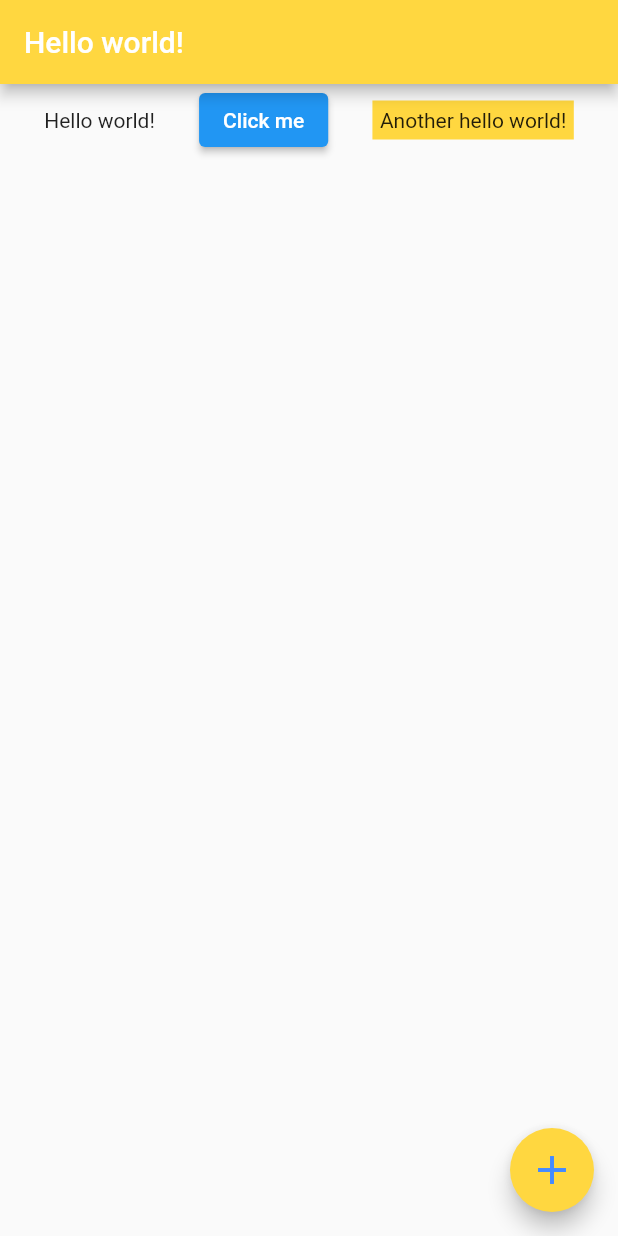
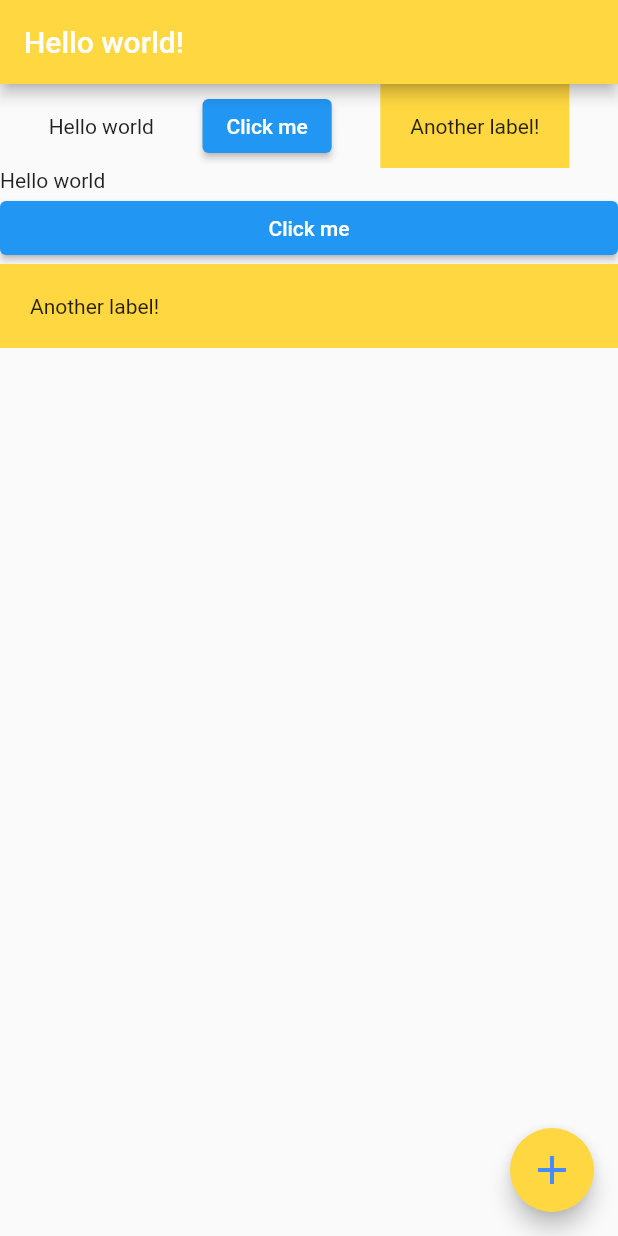
Before and after one commit to Ttiki/flutter_playground, a Flutter app: the screen it shows after launch, on a phone screen of 412 x 824 dp. Run offline on Flutter 3.47's test engine with Material 2 defaults, Android fonts, the phone set to English and light mode, and no system bars; missing offline and left inert: dart:ffi.

Commit message:
Eigth video. Columns (and row/columns practice).

```diff
--- a/lib/main.dart
+++ b/lib/main.dart
@@ -24,19 +24,29 @@ class Test extends StatelessWidget {
         //This attrbut forces child widgets of AppBar to be centered relative to their parent widget (here AppBar.)
         //centerTitle: true, //commented because I don't want my text to be centered
       ),
-      body: Row(
-        mainAxisAlignment: MainAxisAlignment.spaceEvenly,
-        crossAxisAlignment: CrossAxisAlignment.center,
-        children: [ //List of Wdigets -> this is a list
-          Text("Hello world!"),
-          ElevatedButton(
-              onPressed: (){},
-              child: Text("Click me"),
+      body: Column(
+        mainAxisAlignment: MainAxisAlignment.start,
+        crossAxisAlignment: CrossAxisAlignment.stretch,
+        children: [
+          Row(
+            mainAxisAlignment: MainAxisAlignment.spaceEvenly,
+            crossAxisAlignment: CrossAxisAlignment.center,
+            children: [
+              Text("Hello world"),
+              ElevatedButton(onPressed: (){}, child: Text("Click me")),
+              Container(
+                padding: EdgeInsets.all(20),
+                color: Colors.amberAccent,
+                child: Text("Another label!"),
+              ),
+            ],
           ),
+          Text("Hello world"),
+          ElevatedButton(onPressed: (){}, child: Text("Click me")),
           Container(
+            padding: EdgeInsets.all(20),
             color: Colors.amberAccent,
-            padding: EdgeInsets.all(5),
-            child: Text("Another hello world!")
+            child: Text("Another label!"),
           )
         ],
       ),
```
